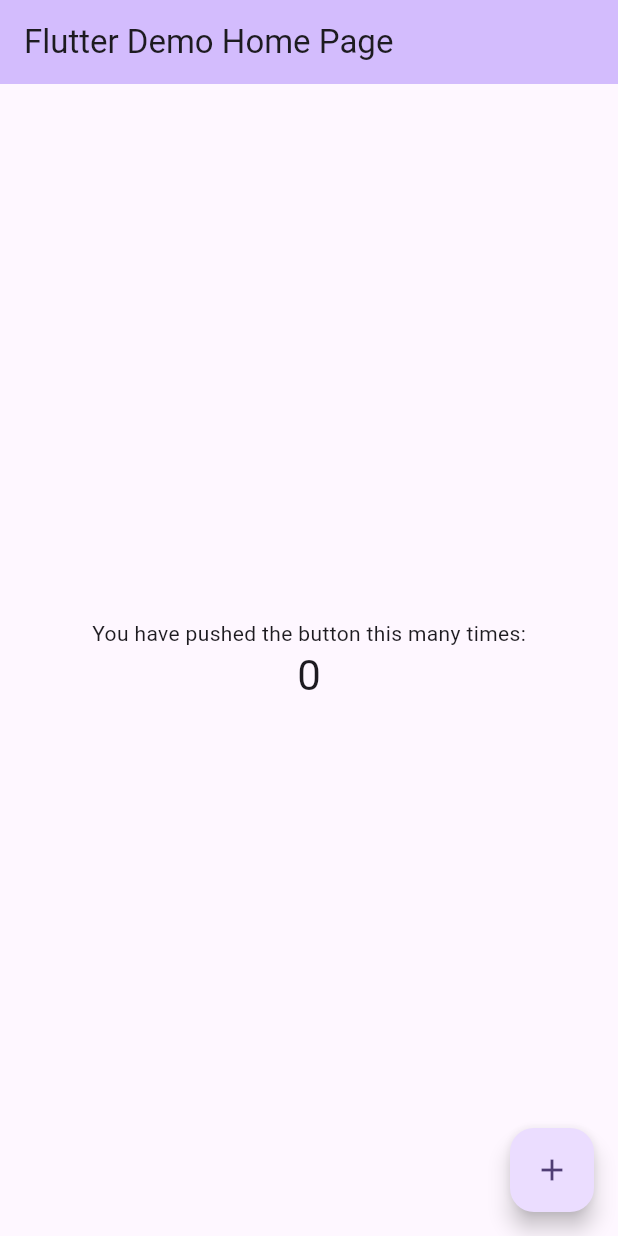
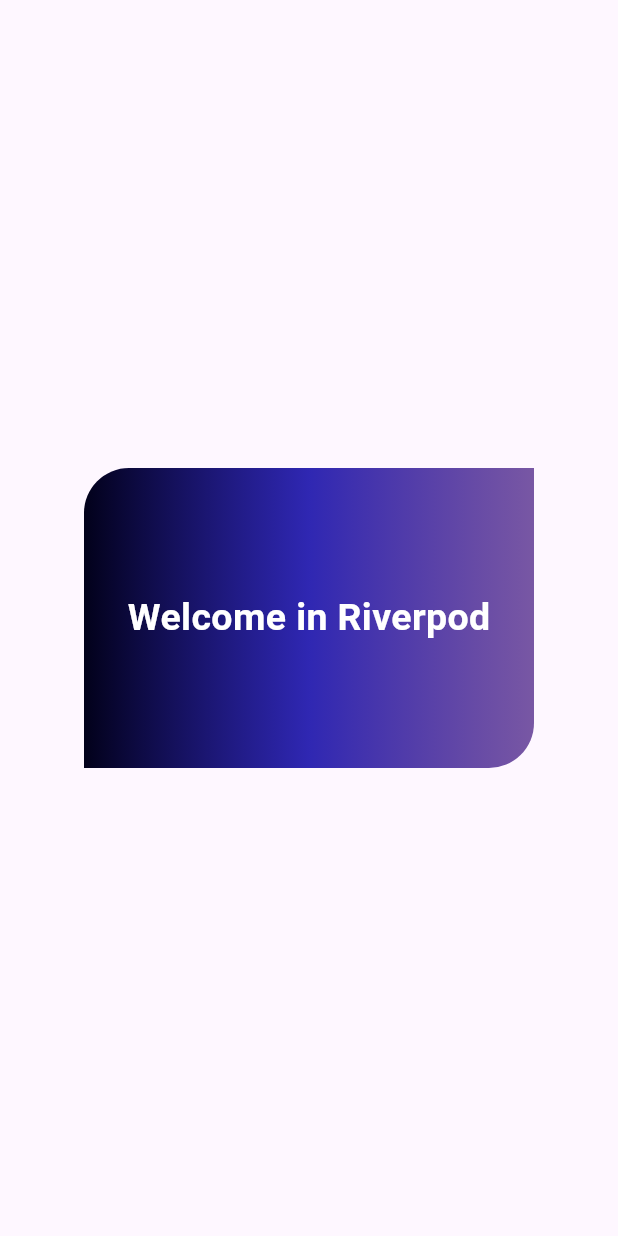
Before and after one commit to DhruvikPrj/Riverpod_Practice, a Flutter app: the screen it shows after launch, on a phone screen of 412 x 824 dp. Run offline on Flutter 3.47's test engine with Material 3 defaults, Android fonts, the phone set to English and light mode, and no system bars; our stand-ins replace flutter_riverpod.

Commit message:
Basic Task Added of Riverpod

```diff
--- a/lib/main.dart
+++ b/lib/main.dart
@@ -1,125 +1,50 @@
 import 'package:flutter/material.dart';
+import 'package:flutter_riverpod/flutter_riverpod.dart';
 
-void main() {
-  runApp(const MyApp());
+final stringProvider = Provider<String>((ref) {
+  return "Welcome in Riverpod";
+});
+void main(List<String> args) {
+  runApp(const ProviderScope(child: MyApp()));
 }
 
 class MyApp extends StatelessWidget {
   const MyApp({super.key});
 
-  // This widget is the root of your application.
   @override
   Widget build(BuildContext context) {
-    return MaterialApp(
-      title: 'Flutter Demo',
-      theme: ThemeData(
-        // This is the theme of your application.
-        //
-        // TRY THIS: Try running your application with "flutter run". You'll see
-        // the application has a purple toolbar. Then, without quitting the app,
-        // try changing the seedColor in the colorScheme below to Colors.green
-        // and then invoke "hot reload" (save your changes or press the "hot
-        // reload" button in a Flutter-supported IDE, or press "r" if you used
-        // the command line to start the app).
-        //
-        // Notice that the counter didn't reset back to zero; the application
-        // state is not lost during the reload. To reset the state, use hot
-        // restart instead.
-        //
-        // This works for code too, not just values: Most code changes can be
-        // tested with just a hot reload.
-        colorScheme: ColorScheme.fromSeed(seedColor: Colors.deepPurple),
-        useMaterial3: true,
-      ),
-      home: const MyHomePage(title: 'Flutter Demo Home Page'),
+    print("build");
+    return const MaterialApp(
+      home: RiverpodPractice(),
     );
   }
 }
 
-class MyHomePage extends StatefulWidget {
-  const MyHomePage({super.key, required this.title});
-
-  // This widget is the home page of your application. It is stateful, meaning
-  // that it has a State object (defined below) that contains fields that affect
-  // how it looks.
-
-  // This class is the configuration for the state. It holds the values (in this
-  // case the title) provided by the parent (in this case the App widget) and
-  // used by the build method of the State. Fields in a Widget subclass are
-  // always marked "final".
-
-  final String title;
+class RiverpodPractice extends ConsumerWidget {
+  const RiverpodPractice({super.key});
 
   @override
-  State<MyHomePage> createState() => _MyHomePageState();
-}
-
-class _MyHomePageState extends State<MyHomePage> {
-  int _counter = 0;
-
-  void _incrementCounter() {
-    setState(() {
-      // This call to setState tells the Flutter framework that something has
-      // changed in this State, which causes it to rerun the build method below
-      // so that the display can reflect the updated values. If we changed
-      // _counter without calling setState(), then the build method would not be
-      // called again, and so nothing would appear to happen.
-      _counter++;
-    });
-  }
-
-  @override
-  Widget build(BuildContext context) {
-    // This method is rerun every time setState is called, for instance as done
-    // by the _incrementCounter method above.
-    //
-    // The Flutter framework has been optimized to make rerunning build methods
-    // fast, so that you can just rebuild anything that needs updating rather
-    // than having to individually change instances of widgets.
+  Widget build(BuildContext context, WidgetRef ref) {
+    print(ref.read(stringProvider));
     return Scaffold(
-      appBar: AppBar(
-        // TRY THIS: Try changing the color here to a specific color (to
-        // Colors.amber, perhaps?) and trigger a hot reload to see the AppBar
-        // change color while the other colors stay the same.
-        backgroundColor: Theme.of(context).colorScheme.inversePrimary,
-        // Here we take the value from the MyHomePage object that was created by
-        // the App.build method, and use it to set our appbar title.
-        title: Text(widget.title),
-      ),
-      body: Center(
-        // Center is a layout widget. It takes a single child and positions it
-        // in the middle of the parent.
-        child: Column(
-          // Column is also a layout widget. It takes a list of children and
-          // arranges them vertically. By default, it sizes itself to fit its
-          // children horizontally, and tries to be as tall as its parent.
-          //
-          // Column has various properties to control how it sizes itself and
-          // how it positions its children. Here we use mainAxisAlignment to
-          // center the children vertically; the main axis here is the vertical
-          // axis because Columns are vertical (the cross axis would be
-          // horizontal).
-          //
-          // TRY THIS: Invoke "debug painting" (choose the "Toggle Debug Paint"
-          // action in the IDE, or press "p" in the console), to see the
-          // wireframe for each widget.
-          mainAxisAlignment: MainAxisAlignment.center,
-          children: <Widget>[
-            const Text(
-              'You have pushed the button this many times:',
-            ),
-            Text(
-              '$_counter',
-              style: Theme.of(context).textTheme.headlineMedium,
-            ),
-          ],
-        ),
-      ),
-      floatingActionButton: FloatingActionButton(
-        onPressed: _incrementCounter,
-        tooltip: 'Increment',
-        child: const Icon(Icons.add),
-      ), // This trailing comma makes auto-formatting nicer for build methods.
-    );
+        body: Center(
+            child: Container(
+      width: 300,
+      height: 200,
+      decoration: const BoxDecoration(
+          gradient: LinearGradient(colors: [
+            Color.fromARGB(255, 2, 1, 26),
+            Color.fromARGB(219, 13, 5, 166),
+            Color.fromARGB(167, 50, 3, 116),
+          ]),
+          borderRadius: BorderRadius.only(
+              topLeft: Radius.circular(30), bottomRight: Radius.circular(30))),
+      child: Center(
+          child: Text(
+        ref.read(stringProvider),
+        style: const TextStyle(
+            color: Colors.white, fontSize: 25, fontWeight: FontWeight.w700),
+      )),
+    )));
   }
 }
--- a/pubspec.yaml
+++ b/pubspec.yaml
@@ -35,6 +35,8 @@ dependencies:
   # The following adds the Cupertino Icons font to your application.
   # Use with the CupertinoIcons class for iOS style icons.
   cupertino_icons: ^1.0.6
+  flutter_riverpod: ^2.4.10
+
 
 dev_dependencies:
   flutter_test:
```
Also changed, not shown: pubspec.lock.
